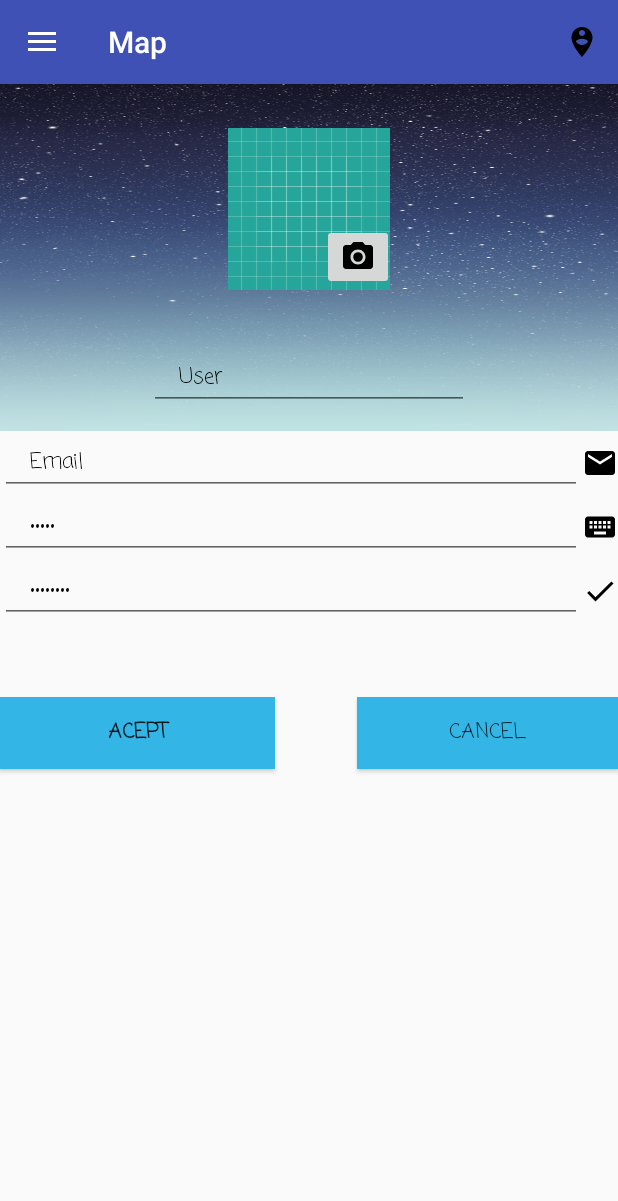
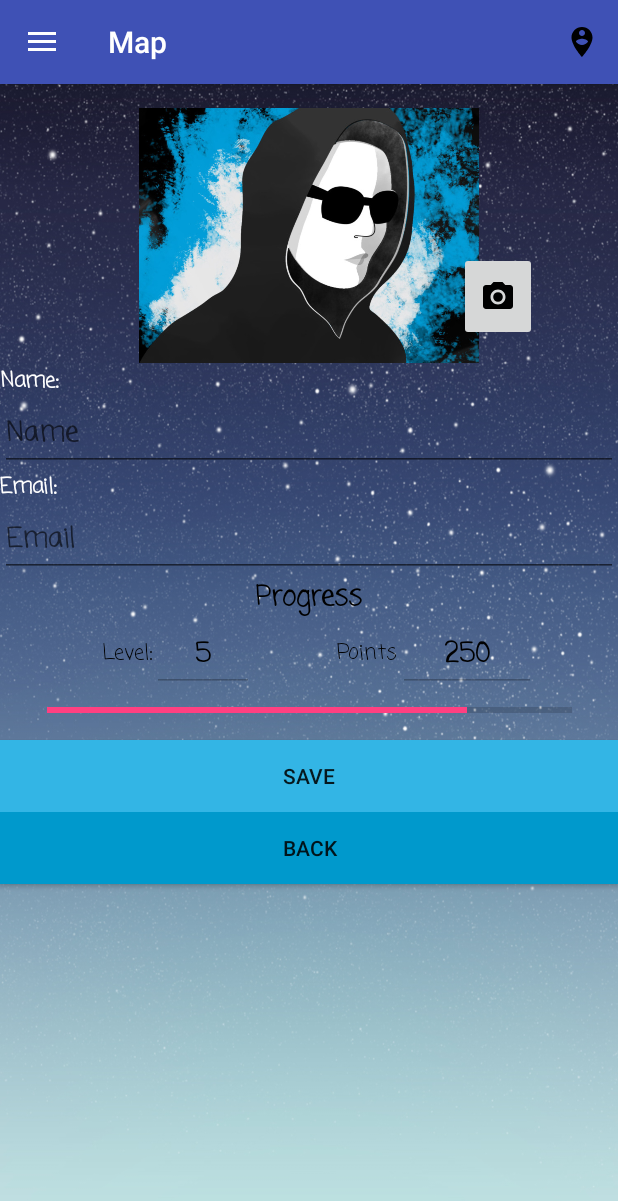
Before and after one commit to Climapp-Cosw/ClimappAndroid, an Android app: the fragment fragmentEditProfile placed in its activity, on a phone screen of 412 x 824 dp. Shown: the top 1201 px of the screen. Run offline under Robolectric (Android 15) with nearby library versions, the phone set to English and light mode, and no system bars; our stand-ins replace Firebase (no records; nobody signed in at launch, a user with empty details on screens opened directly), Picasso; pictures from the network do not load; 1 statement that could not run was skipped.

Commit message:
Update profile

```diff
--- a/app/build.gradle
+++ b/app/build.gradle
@@ -30,6 +30,7 @@ dependencies {
     implementation 'com.squareup.retrofit2:converter-gson:2.3.0'
     implementation 'com.android.support:design:27.1.1'
 // Add this line
+    implementation 'com.squareup.picasso:picasso:2.5.2'
     implementation 'com.google.firebase:firebase-storage:15.0.2'
     implementation 'com.google.firebase:firebase-auth:15.1.0'
 }
--- a/app/src/main/java/edu/eci/cosw/climapp/network/Network.java
+++ b/app/src/main/java/edu/eci/cosw/climapp/network/Network.java
@@ -21,6 +21,8 @@ public interface Network {
 
     void userByEmail(String s, RequestCallback<User> requestCallback);
 
+    void updateUser(int id, RequestCallback<User> requestCallback, String token, User user);
+
     void createReport(Report report,RequestCallback<ResponseBody> requestCallback);
 
     void getReports(RequestCallback<List<Report>> requestCallback);
--- a/app/src/main/java/edu/eci/cosw/climapp/services/NetworkService.java
+++ b/app/src/main/java/edu/eci/cosw/climapp/services/NetworkService.java
@@ -31,6 +31,9 @@ public interface NetworkService {
     @GET( "users/{email}" )
     Call<User> userByEmail(@Path("email")String email);
 
+    @POST( "users/updateProfile/{id}" )
+    Call<User> updateProfile(@Body User user, @Path("id")int id);
+
     @POST( "reports/newReport" )
     Call<ResponseBody> createReport(@Body Report report);
 
--- a/app/src/main/res/layout/fragment_edit_profile.xml
+++ b/app/src/main/res/layout/fragment_edit_profile.xml
@@ -3,9 +3,10 @@
     xmlns:app="http://schemas.android.com/apk/res-auto"
     xmlns:tools="http://schemas.android.com/tools"
     android:layout_width="match_parent"
-    android:layout_height="match_parent"
-    tools:context="edu.eci.cosw.climapp.controller.fragmentEditProfile"
-    android:orientation="vertical">
+    android:layout_height="wrap_content"
+    android:background="@drawable/background"
+    android:orientation="vertical"
+    tools:context="edu.eci.cosw.climapp.controller.fragmentEditProfile">
 
     <android.support.v7.widget.Toolbar
         android:id="@+id/toolbar2"
@@ -17,173 +18,202 @@
         android:minHeight="?attr/actionBarSize"
         android:theme="?attr/actionBarTheme" />
 
-    <RelativeLayout
+    <android.support.constraint.ConstraintLayout
         android:layout_width="match_parent"
-        android:layout_height="231dp"
-        android:background="@drawable/background">
+        android:layout_height="match_parent">
 
         <ImageView
-            android:id="@+id/imguser"
-            android:layout_width="match_parent"
-            android:layout_height="wrap_content"
-            android:layout_alignBottom="@+id/imageButton"
-            android:layout_alignParentStart="true"
-            android:contentDescription="@string/todo"
-            android:src="@drawable/ic_launcher_background" />
-
-        <EditText
-            android:id="@+id/newnameuser"
-            android:layout_width="wrap_content"
-            android:layout_height="wrap_content"
-            android:layout_alignParentBottom="true"
-            android:layout_centerHorizontal="true"
-            android:layout_gravity="center_vertical"
-            android:layout_marginBottom="14dp"
-            android:ems="10"
-            android:fontFamily="casual"
-            android:inputType="textPersonName"
-            android:paddingStart="20dp"
-            android:text="@string/user"
-            android:textAppearance="@style/TextAppearance.AppCompat"
-            android:textColor="@color/common_google_signin_btn_text_dark_focused"
-            android:textColorHint="@color/common_google_signin_btn_text_light_default"
-            android:textColorLink="@android:color/holo_blue_bright" />
+            android:id="@+id/profilePicture"
+            android:layout_width="0dp"
+            android:layout_height="170dp"
+            android:layout_marginBottom="1dp"
+            android:layout_marginTop="16dp"
+            android:src="@drawable/picture"
+            app:layout_constraintBottom_toBottomOf="parent"
+            app:layout_constraintEnd_toEndOf="parent"
+            app:layout_constraintHorizontal_bias="0.0"
+            app:layout_constraintStart_toStartOf="parent"
+            app:layout_constraintTop_toTopOf="parent"
+            app:layout_constraintVertical_bias="0.0" />
 
         <ImageButton
-            android:id="@+id/imageButton"
-            android:layout_width="wrap_content"
-            android:layout_height="wrap_content"
-            android:layout_alignEnd="@+id/newnameuser"
-            android:layout_centerVertical="true"
-            android:layout_marginEnd="50dp"
-            android:contentDescription="@string/todo"
-            android:src="@drawable/ic_camera_alt_black_24dp" />
-
-    </RelativeLayout>
-
-    <TableLayout
-        android:layout_width="match_parent"
-        android:layout_height="177dp">
-
-        <TableRow
-            android:layout_width="match_parent"
-            android:layout_height="match_parent">
-
-            <EditText
-                android:id="@+id/newemail"
-                android:layout_width="304dp"
-                android:layout_height="wrap_content"
-                android:layout_gravity="center_vertical"
-                android:layout_weight="1"
-                android:ems="10"
-                android:fontFamily="casual"
-                android:hint="@string/email"
-                android:inputType="textEmailAddress"
-                android:paddingStart="20dp"
-                android:text="@string/email"
-                android:textAppearance="@style/TextAppearance.AppCompat"
-                android:textColor="@color/common_google_signin_btn_text_dark_focused"
-                android:textColorHint="@color/common_google_signin_btn_text_light_default"
-                android:textColorLink="@android:color/holo_blue_bright" />
-
-            <ImageView
-                android:id="@+id/imageView"
-                android:layout_width="wrap_content"
-                android:layout_height="match_parent"
-                android:contentDescription="@string/todo"
-                android:src="@drawable/ic_email_black_24dp" />
-        </TableRow>
-
-        <TableRow
-            android:layout_width="337dp"
-            android:layout_height="match_parent">
-
-            <EditText
-                android:id="@+id/newpassword"
-                android:layout_width="wrap_content"
-                android:layout_height="wrap_content"
-                android:layout_gravity="center_vertical"
-                android:layout_weight="1"
-                android:ems="10"
-                android:fontFamily="casual"
-                android:inputType="textWebPassword"
-                android:paddingStart="20dp"
-                android:text="@string/email"
-                android:textAppearance="@style/TextAppearance.AppCompat"
-                android:textColor="@color/common_google_signin_btn_text_dark_focused"
-                android:textColorHint="@color/common_google_signin_btn_text_light_default"
-                android:textColorLink="@android:color/holo_blue_bright" />
-
-            <ImageView
-                android:id="@+id/imageView4"
-                android:layout_width="wrap_content"
-                android:layout_height="match_parent"
-                android:contentDescription="@string/todo"
-                android:src="@drawable/ic_keyboard_black_24dp" />
-        </TableRow>
-
-        <TableRow
-            android:layout_width="368dp"
-            android:layout_height="match_parent">
-
-            <EditText
-                android:id="@+id/newconfirmpassword"
-
-                android:layout_width="wrap_content"
-                android:layout_height="wrap_content"
-                android:layout_gravity="center_vertical"
-                android:layout_weight="1"
-                android:ems="10"
-                android:fontFamily="casual"
-                android:inputType="textWebPassword"
-                android:paddingStart="20dp"
-                android:text="@string/prompt_password"
-                android:textAppearance="@style/TextAppearance.AppCompat"
-                android:textColor="@color/common_google_signin_btn_text_dark_focused"
-                android:textColorHint="@color/common_google_signin_btn_text_light_default"
-                android:textColorLink="@android:color/holo_blue_bright" />
-
-            <ImageView
-                android:id="@+id/imageView5"
-                android:layout_width="wrap_content"
-                android:layout_height="match_parent"
-                android:contentDescription="@string/numpoints"
-                android:src="@drawable/ic_check_black_24dp" />
-
-        </TableRow>
-
-    </TableLayout>
+            android:id="@+id/btn_image"
+            android:layout_width="52dp"
+            android:layout_height="59dp"
+            android:layout_marginBottom="8dp"
+            android:layout_marginEnd="8dp"
+            android:layout_marginStart="8dp"
+            android:layout_marginTop="8dp"
+            android:src="@drawable/ic_camera_alt_black_24dp"
+            app:layout_constraintBottom_toBottomOf="parent"
+            app:layout_constraintEnd_toEndOf="@+id/profilePicture"
+            app:layout_constraintHorizontal_bias="0.867"
+            app:layout_constraintStart_toStartOf="parent"
+            app:layout_constraintTop_toTopOf="parent"
+            app:layout_constraintVertical_bias="0.928" />
+    </android.support.constraint.ConstraintLayout>
 
     <LinearLayout
         android:layout_width="match_parent"
-        android:layout_height="76dp"
-        android:layout_weight="1"
-        android:orientation="horizontal">
+        android:layout_height="match_parent"
+        android:orientation="vertical">
 
-        <Button
-            android:id="@+id/ok"
-            android:layout_width="208dp"
+        <TextView
+            android:id="@+id/Name"
+            android:layout_width="match_parent"
             android:layout_height="wrap_content"
-            android:layout_weight="1"
-            android:background="@android:color/holo_blue_light"
             android:fontFamily="casual"
-            android:text="@string/ok"
+            android:text="Name:"
+            android:textColor="@android:color/background_light"
             android:textStyle="bold" />
 
-        <Space
-            android:layout_width="80dp"
-            android:layout_height="46dp"
-            android:layout_weight="1" />
+        <EditText
+            android:id="@+id/txt_name"
+            android:layout_width="match_parent"
+            android:layout_height="wrap_content"
+            android:ems="10"
+            android:fontFamily="casual"
+            android:hint="Name"
+            android:inputType="textPersonName"
+            android:textAlignment="textStart"
+            android:textColor="@android:color/background_light"
+            android:textStyle="bold" />
 
-        <Button
-            android:id="@+id/calcel"
-            android:layout_width="199dp"
+        <TextView
+            android:id="@+id/Email"
+            android:layout_width="match_parent"
             android:layout_height="wrap_content"
-            android:layout_weight="1"
-            android:background="@android:color/holo_blue_light"
             android:fontFamily="casual"
-            android:text="@string/cancel" />
+            android:text="Email:"
+            android:textColor="@android:color/background_light"
+            android:textStyle="bold" />
+
+        <EditText
+            android:id="@+id/txt_email"
+            android:layout_width="match_parent"
+            android:layout_height="wrap_content"
+            android:ems="10"
+            android:fontFamily="casual"
+            android:hint="Email"
+            android:inputType="textEmailAddress"
+            android:textColor="@android:color/background_light"
+            android:textStyle="bold" />
 
     </LinearLayout>
 
+    <android.support.constraint.ConstraintLayout
+        android:layout_width="match_parent"
+        android:layout_height="match_parent">
+
+        <TextView
+            android:id="@+id/Progress"
+            android:layout_width="wrap_content"
+            android:layout_height="wrap_content"
+            android:fontFamily="casual"
+            android:text="Progress"
+            android:textAlignment="textStart"
+            android:textColor="@android:color/background_dark"
+            android:textSize="18sp"
+            android:textStyle="bold"
+            app:layout_constraintEnd_toEndOf="parent"
+            app:layout_constraintStart_toStartOf="parent"
+            app:layout_constraintTop_toTopOf="parent" />
+
+        <EditText
+            android:id="@+id/txt_level"
+            android:layout_width="68dp"
+            android:layout_height="wrap_content"
+            android:autoText="false"
+            android:editable="false"
+            android:ems="10"
+            android:enabled="false"
+            android:fontFamily="casual"
+            android:hint="Level"
+            android:inputType="number"
+            android:text="5"
+            android:textAlignment="center"
+            android:textColor="@android:color/background_dark"
+            android:textColorLink="@android:color/holo_orange_dark"
+            android:textStyle="bold"
+            app:layout_constraintStart_toEndOf="@+id/lbl_level"
+            app:layout_constraintTop_toBottomOf="@+id/Progress" />
+
+        <ProgressBar
+            android:id="@+id/progressBarLevel"
+            style="?android:attr/progressBarStyleHorizontal"
+            android:layout_width="350dp"
+            android:layout_height="24dp"
+            android:layout_marginBottom="8dp"
+            android:max="100"
+            android:progress="80"
+            app:layout_constraintBottom_toBottomOf="parent"
+            app:layout_constraintEnd_toEndOf="parent"
+            app:layout_constraintHorizontal_bias="0.502"
+            app:layout_constraintStart_toStartOf="parent"
+            app:layout_constraintTop_toBottomOf="@+id/txt_level"
+            app:layout_constraintVertical_bias="0.0" />
+
+        <TextView
+            android:id="@+id/lbl_level"
+            android:layout_width="wrap_content"
+            android:layout_height="wrap_content"
+            android:layout_marginStart="68dp"
+            android:layout_marginTop="12dp"
+            android:fontFamily="casual"
+            android:text="Level:"
+            android:textColor="@android:color/background_dark"
+            app:layout_constraintStart_toStartOf="parent"
+            app:layout_constraintTop_toBottomOf="@+id/Progress" />
+
+        <TextView
+            android:id="@+id/lbl_points"
+            android:layout_width="wrap_content"
+            android:layout_height="wrap_content"
+            android:layout_marginEnd="8dp"
+            android:layout_marginStart="8dp"
+            android:layout_marginTop="12dp"
+            android:enabled="false"
+            android:fontFamily="casual"
+            android:text="Points"
+            android:textColor="@android:color/background_dark"
+            app:layout_constraintEnd_toEndOf="parent"
+            app:layout_constraintHorizontal_bias="0.254"
+            app:layout_constraintStart_toEndOf="@+id/txt_level"
+            app:layout_constraintTop_toBottomOf="@+id/Progress" />
+
+        <EditText
+            android:id="@+id/txt_points"
+            android:layout_width="92dp"
+            android:layout_height="wrap_content"
+            android:editable="false"
+            android:ems="10"
+            android:enabled="false"
+            android:fontFamily="casual"
+            android:inputType="number"
+            android:text="250"
+            android:textAlignment="center"
+            android:textColor="@android:color/background_dark"
+            android:textStyle="bold"
+            app:layout_constraintEnd_toEndOf="parent"
+            app:layout_constraintHorizontal_bias="0.0"
+            app:layout_constraintStart_toEndOf="@+id/lbl_points"
+            app:layout_constraintTop_toBottomOf="@+id/Progress" />
+    </android.support.constraint.ConstraintLayout>
+
+    <Button
+        android:id="@+id/btn_save"
+        android:layout_width="match_parent"
+        android:layout_height="wrap_content"
+        android:background="@android:color/holo_blue_light"
+        android:text="Save" />
+
+
+    <Button
+        android:id="@+id/btn_back"
+        android:layout_width="match_parent"
+        android:layout_height="wrap_content"
+        android:background="@android:color/holo_blue_dark"
+        android:text="Back" />
+
+
 </LinearLayout>
--- a/app/src/main/res/values/colors.xml
+++ b/app/src/main/res/values/colors.xml
@@ -1,6 +1,6 @@
 <?xml version="1.0" encoding="utf-8"?>
 <resources>
-    <color name="colorPrimary">#3F51B5</color>
+    <color name="colorPrimary">#3f51b5</color>
     <color name="colorPrimaryDark">#303f9f</color>
     <color name="colorAccent">#ff4081</color>
 </resources>
```
Also changed, not shown: app/src/main/java/edu/eci/cosw/climapp/controller/fragmentEditProfile.java (+306 -13 lines), app/src/main/java/edu/eci/cosw/climapp/network/RetrofitNetwork.java (+18 -0 lines), app/src/main/res/layout/activity_sign_up.xml (+37 -24 lines).
